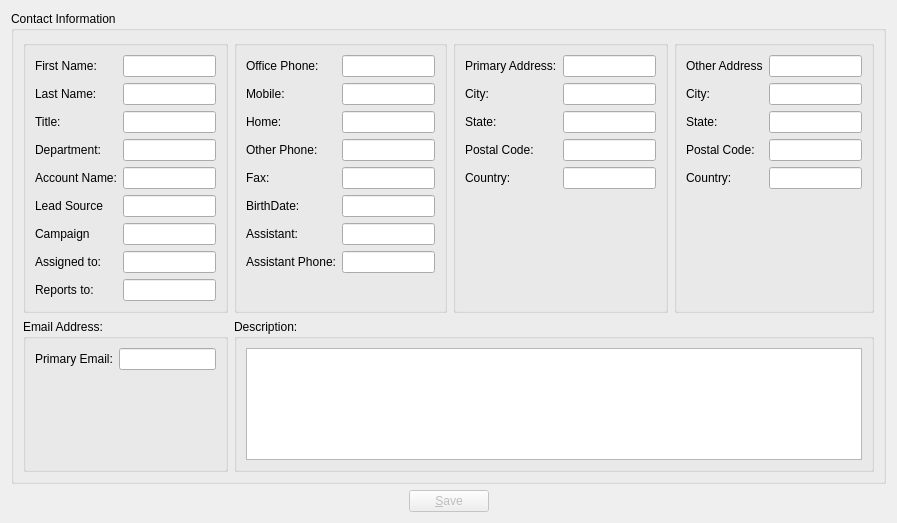
Qt form client/src/contactdetails.ui (KDAB/FatCRM) before a commit.
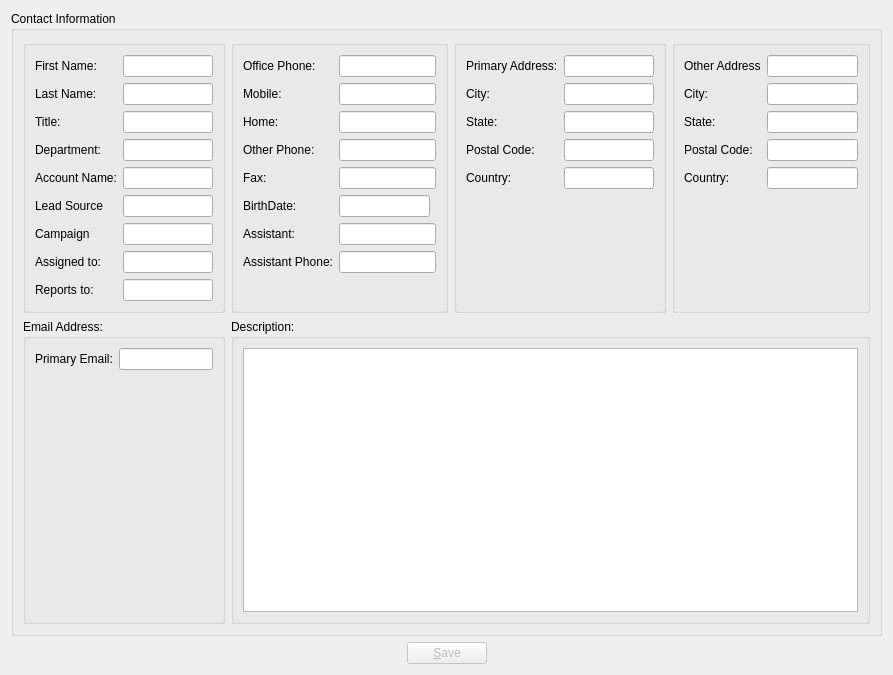
The same form after that commit.

Commit message: prepare for editing modifying saving birthday - added a CalendarWidget on this purpose

```diff
--- a/client/src/contactdetails.ui
+++ b/client/src/contactdetails.ui
@@ -6,8 +6,8 @@
    <rect>
     <x>0</x>
     <y>0</y>
-    <width>897</width>
-    <height>523</height>
+    <width>893</width>
+    <height>675</height>
    </rect>
   </property>
   <property name="windowTitle">
@@ -119,95 +119,6 @@
         </layout>
        </widget>
       </item>
-      <item row="0" column="1">
-       <widget class="QGroupBox" name="groupBox_3">
-        <property name="title">
-         <string/>
-        </property>
-        <layout class="QFormLayout" name="formLayout_2">
-         <item row="0" column="0">
-          <widget class="QLabel" name="label_6">
-           <property name="text">
-            <string>Office Phone:</string>
-           </property>
-          </widget>
-         </item>
-         <item row="0" column="1">
-          <widget class="QLineEdit" name="officePhone"/>
-         </item>
-         <item row="1" column="0">
-          <widget class="QLabel" name="label_7">
-           <property name="text">
-            <string>Mobile:</string>
-           </property>
-          </widget>
-         </item>
-         <item row="1" column="1">
-          <widget class="QLineEdit" name="mobilePhone"/>
-         </item>
-         <item row="2" column="0">
-          <widget class="QLabel" name="label_8">
-           <property name="text">
-            <string>Home:</string>
-           </property>
-          </widget>
-         </item>
-         <item row="2" column="1">
-          <widget class="QLineEdit" name="homePhone"/>
-         </item>
-         <item row="3" column="0">
-          <widget class="QLabel" name="label_17">
-           <property name="text">
-            <string>Other Phone:</string>
-           </property>
-          </widget>
-         </item>
-         <item row="3" column="1">
-          <widget class="QLineEdit" name="otherPhone"/>
-         </item>
-         <item row="4" column="0">
-          <widget class="QLabel" name="label_10">
-           <property name="text">
-            <string>Fax:</string>
-           </property>
-          </widget>
-         </item>
-         <item row="4" column="1">
-          <widget class="QLineEdit" name="fax"/>
-         </item>
-         <item row="6" column="0">
-          <widget class="QLabel" name="label_11">
-           <property name="text">
-            <string>Assistant:</string>
-           </property>
-          </widget>
-         </item>
-         <item row="6" column="1">
-          <widget class="QLineEdit" name="assistant"/>
-         </item>
-         <item row="7" column="0">
-          <widget class="QLabel" name="label_12">
-           <property name="text">
-            <string>Assistant Phone:</string>
-           </property>
-          </widget>
-         </item>
-         <item row="7" column="1">
-          <widget class="QLineEdit" name="assistantPhone"/>
-         </item>
-         <item row="5" column="0">
-          <widget class="QLabel" name="label_16">
-           <property name="text">
-            <string>BirthDate:</string>
-           </property>
-          </widget>
-         </item>
-         <item row="5" column="1">
-          <widget class="QLineEdit" name="birthDate"/>
-         </item>
-        </layout>
-       </widget>
-      </item>
       <item row="0" column="2">
        <widget class="QGroupBox" name="groupBox_4">
         <property name="title">
@@ -363,6 +274,109 @@
         </layout>
        </widget>
       </item>
+      <item row="0" column="1">
+       <widget class="QGroupBox" name="groupBox_3">
+        <property name="title">
+         <string/>
+        </property>
+        <layout class="QFormLayout" name="formLayout_2">
+         <property name="fieldGrowthPolicy">
+          <enum>QFormLayout::ExpandingFieldsGrow</enum>
+         </property>
+         <item row="2" column="1">
+          <widget class="QLineEdit" name="officePhone"/>
+         </item>
+         <item row="3" column="1">
+          <widget class="QLineEdit" name="mobilePhone"/>
+         </item>
+         <item row="5" column="1">
+          <widget class="QLineEdit" name="homePhone"/>
+         </item>
+         <item row="7" column="1">
+          <widget class="QLineEdit" name="otherPhone"/>
+         </item>
+         <item row="9" column="1">
+          <widget class="QLineEdit" name="fax"/>
+         </item>
+         <item row="11" column="1">
+          <layout class="QHBoxLayout" name="horizontalLayout">
+           <item>
+            <widget class="QLineEdit" name="birthDate">
+             <property name="readOnly">
+              <bool>true</bool>
+             </property>
+            </widget>
+           </item>
+           <item>
+            <widget class="QWidget" name="calendarWidget" native="true"/>
+           </item>
+          </layout>
+         </item>
+         <item row="14" column="0">
+          <widget class="QLabel" name="label_11">
+           <property name="text">
+            <string>Assistant:</string>
+           </property>
+          </widget>
+         </item>
+         <item row="14" column="1">
+          <widget class="QLineEdit" name="assistant"/>
+         </item>
+         <item row="15" column="0">
+          <widget class="QLabel" name="label_12">
+           <property name="text">
+            <string>Assistant Phone:</string>
+           </property>
+          </widget>
+         </item>
+         <item row="15" column="1">
+          <widget class="QLineEdit" name="assistantPhone"/>
+         </item>
+         <item row="11" column="0">
+          <widget class="QLabel" name="label_16">
+           <property name="text">
+            <string>BirthDate:</string>
+           </property>
+          </widget>
+         </item>
+         <item row="9" column="0">
+          <widget class="QLabel" name="label_10">
+           <property name="text">
+            <string>Fax:</string>
+           </property>
+          </widget>
+         </item>
+         <item row="7" column="0">
+          <widget class="QLabel" name="label_17">
+           <property name="text">
+            <string>Other Phone:</string>
+           </property>
+          </widget>
+         </item>
+         <item row="5" column="0">
+          <widget class="QLabel" name="label_8">
+           <property name="text">
+            <string>Home:</string>
+           </property>
+          </widget>
+         </item>
+         <item row="3" column="0">
+          <widget class="QLabel" name="label_7">
+           <property name="text">
+            <string>Mobile:</string>
+           </property>
+          </widget>
+         </item>
+         <item row="2" column="0">
+          <widget class="QLabel" name="label_6">
+           <property name="text">
+            <string>Office Phone:</string>
+           </property>
+          </widget>
+         </item>
+        </layout>
+       </widget>
+      </item>
      </layout>
     </widget>
    </item>
```
Left out of the diff: 20 changed lines with no effect on the pictures. The commit also changes 2 other files.
